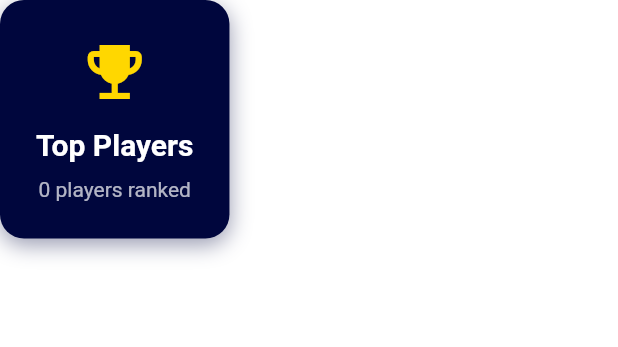
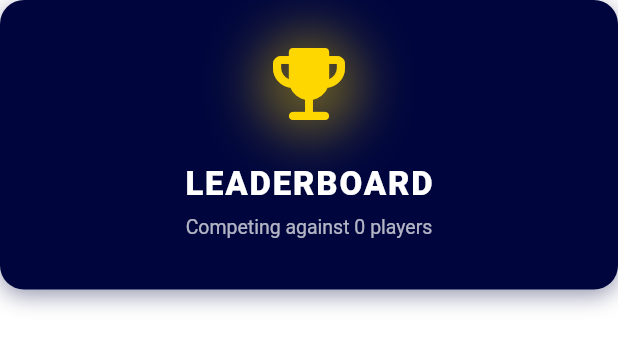
Before and after one commit to pbp-kelompok-e5/bond-up-mobile, a Flutter app: the LeaderboardHeader widget shown alone on an empty page, opened directly with empty values, on a phone screen of 412 x 824 dp. Shown: the top 347 px of the screen. Run offline on Flutter 3.47's test engine with Material 3 defaults, Android fonts, the phone set to English and light mode, and no system bars; our stand-ins replace shared_preferences; missing offline and left inert: pbp_django_auth; accounts and stored records are empty.

Commit message:
feat(ui): redesign leaderboard header and migrate to withValues()

```diff
--- a/lib/features/leaderboard/presentation/widgets/leaderboard_header.dart
+++ b/lib/features/leaderboard/presentation/widgets/leaderboard_header.dart
@@ -14,50 +14,123 @@ class LeaderboardHeader extends StatelessWidget {
   @override
   Widget build(BuildContext context) {
     return DeepSeaCard(
-      body: Column(
+      body: SizedBox(
+        width: double.infinity,
+        child: Column(
+          mainAxisAlignment: MainAxisAlignment.center,
+          crossAxisAlignment: CrossAxisAlignment.center,
+          children: [
+            // 1. TROPHY DENGAN EFEK GLOW
+            Stack(
+              alignment: Alignment.center,
+              children: [
+                Container(
+                  width: 60,
+                  height: 60,
+                  decoration: BoxDecoration(
+                    shape: BoxShape.circle,
+                    boxShadow: [
+                      BoxShadow(
+                        color: const Color(0xFFFFD700).withValues(alpha: 0.4),
+                        blurRadius: 30,
+                        spreadRadius: 5,
+                      ),
+                    ],
+                  ),
+                ),
+                const Icon(
+                  Icons.emoji_events_rounded,
+                  size: 64,
+                  color: Color(0xFFFFD700),
+                ),
+              ],
+            ),
+
+            const SizedBox(height: 16),
+
+            const Text(
+              'LEADERBOARD',
+              style: TextStyle(
+                color: Colors.white,
+                fontSize: 22,
+                fontWeight: FontWeight.w900,
+                letterSpacing: 1.2,
+              ),
+            ),
+
+            const SizedBox(height: 4),
+
+            Text(
+              'Competing against $totalUsers players',
+              style: TextStyle(
+                color: Colors.white.withValues(alpha: 0.7),
+                fontSize: 13,
+              ),
+            ),
+
+            if (currentUserRank != null) ...[
+              const SizedBox(height: 20),
+              Container(
+                padding: const EdgeInsets.symmetric(horizontal: 24, vertical: 10),
+                decoration: BoxDecoration(
+                  gradient: LinearGradient(
+                    colors: [
+                      AppColors.orangeSport.withValues(alpha: 0.2),
+                      AppColors.orangeSport.withValues(alpha: 0.1),
+                    ],
+                    begin: Alignment.topLeft,
+                    end: Alignment.bottomRight,
+                  ),
+                  borderRadius: BorderRadius.circular(30),
+                  border: Border.all(
+                    color: AppColors.orangeSport.withValues(alpha: 0.5),
+                    width: 1.5
+                  ),
+                  boxShadow: [
+                     BoxShadow(
+                        color: AppColors.orangeSport.withValues(alpha: 0.1),
+                        blurRadius: 10,
+                        offset: const Offset(0, 4),
+                      ),
+                  ]
+                ),
+                child: Row(
+                  mainAxisSize: MainAxisSize.min,
                   children: [
                     const Icon(
-            Icons.emoji_events,
-            size: 48,
-            color: Color(0xFFFFD700),
+                      Icons.star,
+                      size: 16,
+                      color: AppColors.orangeSport
                     ),
-          const SizedBox(height: 8),
-          const Text(
-            'Top Players',
+                    const SizedBox(width: 8),
+                    RichText(
+                      text: TextSpan(
+                        children: [
+                          const TextSpan(
+                            text: 'Your Rank: ',
                             style: TextStyle(
-              color: Colors.white,
-              fontSize: 20,
-              fontWeight: FontWeight.bold,
-            ),
-          ),
-          const SizedBox(height: 4),
-          Text(
-            '$totalUsers players ranked',
-            style: const TextStyle(
                               color: Colors.white70,
                               fontSize: 14,
                             ),
                           ),
-          if (currentUserRank != null) ...[
-            const SizedBox(height: 12),
-            Container(
-              padding: const EdgeInsets.symmetric(horizontal: 16, vertical: 8),
-              decoration: BoxDecoration(
-                color: AppColors.orangeSport.withOpacity(0.2),
-                borderRadius: BorderRadius.circular(20),
-                border: Border.all(color: AppColors.orangeSport),
-              ),
-              child: Text(
-                'Your Rank: #$currentUserRank',
+                          TextSpan(
+                            text: '#$currentUserRank',
                             style: const TextStyle(
                               color: AppColors.orangeSport,
-                  fontSize: 16,
+                              fontSize: 18,
                               fontWeight: FontWeight.bold,
                             ),
                           ),
+                        ],
+                      ),
                     ),
                   ],
+                ),
+              ),
             ],
+            const SizedBox(height: 8),
+          ],
+        ),
       ),
     );
   }
```
Lines whose indentation alone changed are shown as unchanged.
